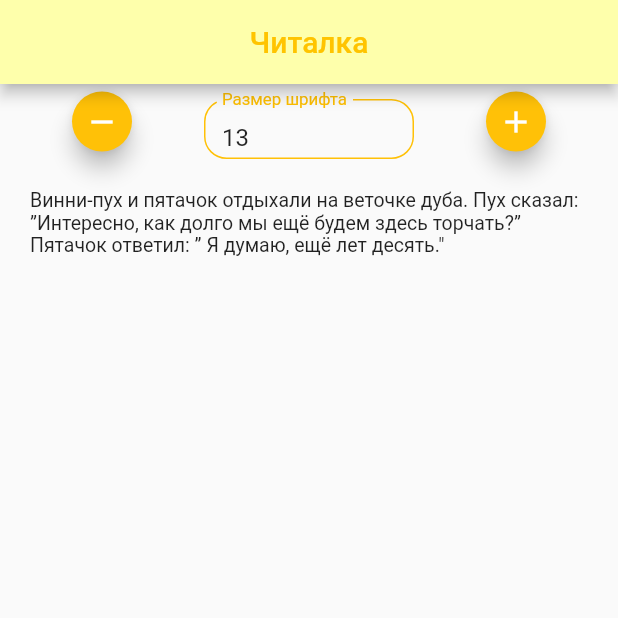
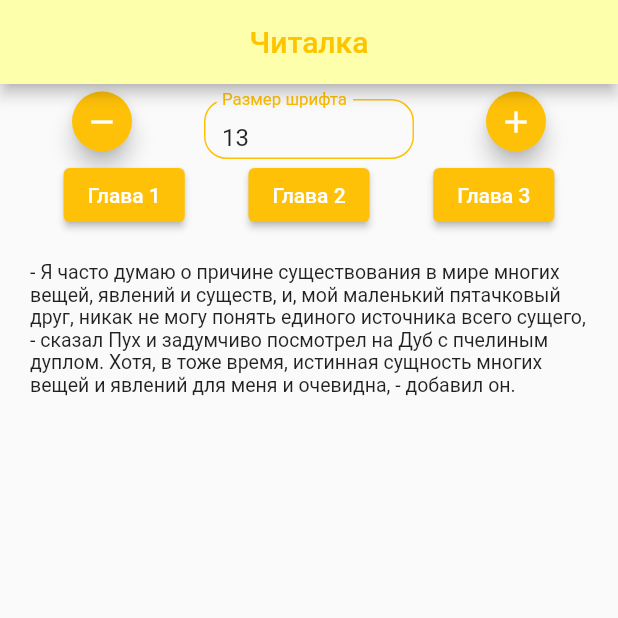
Before and after one commit to Melamorri/book_reader_4_week, a Flutter app: the screen it shows after launch, after a tap on the "remove" icon, on a phone screen of 412 x 824 dp, the top half of it. Run offline on Flutter 3.47's test engine with Material 2 defaults, Android fonts, the light colour scheme and no system bars.

Commit message:
добавила scrollview и кнопки с главами

```diff
--- a/lib/main.dart
+++ b/lib/main.dart
@@ -1,5 +1,6 @@
 import 'package:flutter/material.dart';
 import 'package:flutter/services.dart';
+import 'package:book_reader_4_week/pooh_text.dart';
 
 void main() => runApp(MyApp());
 
@@ -20,9 +21,10 @@ class Home extends StatefulWidget {
 
 class _HomeState extends State<Home> {
   int fontSize = 14;
+  String mainText = '$chapter1';
 
   void minusSize() {
-    if (fontSize > 0) {
+    if (fontSize > 6) {
       setState(() {
         fontSize--;
       });
@@ -30,7 +32,7 @@ class _HomeState extends State<Home> {
   }
 
   void plusSize() {
-    if (fontSize < 42) {
+    if (fontSize < 60) {
       setState(() {
         fontSize++;
       });
@@ -93,7 +95,7 @@ class _HomeState extends State<Home> {
                     ], // Only numbers can be entered
                     onSubmitted: (String font) {
                       int newFont = int.parse(font);
-                      if (newFont > 0 && newFont < 43) {
+                      if (newFont > 6 && newFont < 60) {
                         setState(() {
                           fontSize = newFont;
                         });
@@ -112,15 +114,48 @@ class _HomeState extends State<Home> {
                 ),
               ],
             ),
+            Row(
+              mainAxisAlignment: MainAxisAlignment.spaceEvenly,
+              children: [
+                ElevatedButton(
+                  style: ButtonStyle(
+                      backgroundColor: MaterialStateProperty.all(Colors.amber)),
+                  onPressed: () {
+                    mainText = chapter1;
+                    setState(() {});
+                  },
+                  child: Text("Глава 1"),
+                ),
+                ElevatedButton(
+                  style: ButtonStyle(
+                      backgroundColor: MaterialStateProperty.all(Colors.amber)),
+                  onPressed: () {
+                    mainText = chapter2;
+                    setState(() {});
+                  },
+                  child: Text("Глава 2"),
+                ),
+                ElevatedButton(
+                  style: ButtonStyle(
+                      backgroundColor: MaterialStateProperty.all(Colors.amber)),
+                  onPressed: () {
+                    mainText = chapter3;
+                    setState(() {});
+                  },
+                  child: Text("Глава 3"),
+                ),
+              ],
+            ),
             Expanded(
               child: Container(
-                height: 450,
                 padding: EdgeInsets.all(20),
-                child: Text(
-                    'Винни-пух и пятачок отдыхали на веточке дуба. Пух сказал: ”Интересно, как долго мы ещё будем здесь торчать?” Пятачок ответил: ” Я думаю, ещё лет десять."',
-                    style: TextStyle(
-                        fontSize: fontSize.toDouble(),
-                        fontWeight: FontWeight.normal)),
+                child: SingleChildScrollView(
+                  scrollDirection: Axis.vertical,
+                  child: Text('$mainText',
+                      style: TextStyle(
+                          fontSize: fontSize.toDouble(),
+                          fontWeight: FontWeight.normal)),
+                ),
               ),
             ),
           ],
--- /dev/null
+++ b/lib/pooh_text.dart
@@ -0,0 +1,8 @@
+import 'package:flutter/material.dart';
+
+String chapter1 =
+    '- Я часто думаю о причине существования в мире многих вещей, явлений и существ, и, мой маленький пятачковый друг, никак не могу понять единого источника всего сущего, - сказал Пух и задумчиво посмотрел на Дуб с пчелиным дуплом. Хотя, в тоже время, истинная сущность многих вещей и явлений для меня и очевидна, - добавил он.';
+String chapter2 =
+    '- Влюбленный в себя соперников не имеет, - вспомнил вдруг Пятачок Цицерона и вздохнул. Ну, Дуб, ну, - пчёлы, что тут необычного? - спросил он. Пчелы созданы для того, чтобы делать мёд, а медведи созданы для того, чтобы тот мёд есть! Это же очевидно!';
+String chapter3 =
+    'Но Винни Пух лишь загадочно улыбнулся.\n- Не всё так очевидно, мой розовый друг, - ответил Пух. Не может быть такого, чтобы что-то существовало просто так, без какого-либо Подлинного Смысла. Вот - пчёлы делают мёд, но они то уверены, что делают его для себя! И медведи пчелам не нужны, но мёд нужен и мне, и в этом я вижу какой-то не до конца понятый мной дуализм всего сущего...Одно из проявлений величайшей тайны мироздания: кто, что и зачем было создано, и, главное, - кем, и для чего? \n- А стоит ли познавать всё? И надо ли нам знать подлинную суть вещей и их Настоящее Предназначение? Возможно, многие вещи так и должны для нас остаться "Вещью в себе"? - задумчиво ответил Пятачок.';
```
